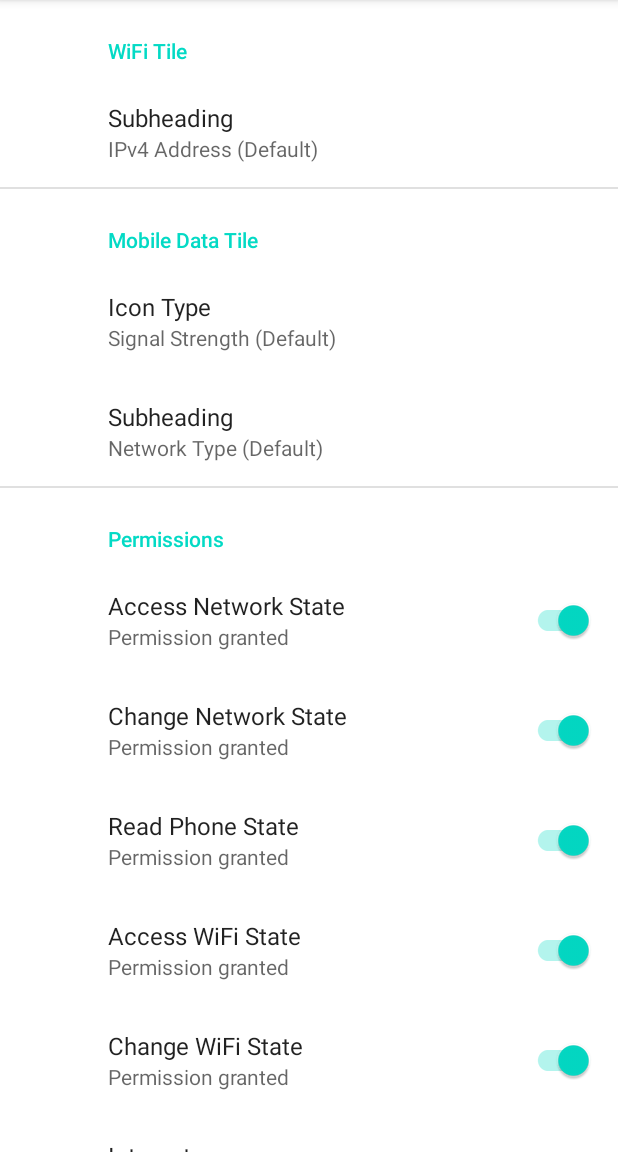
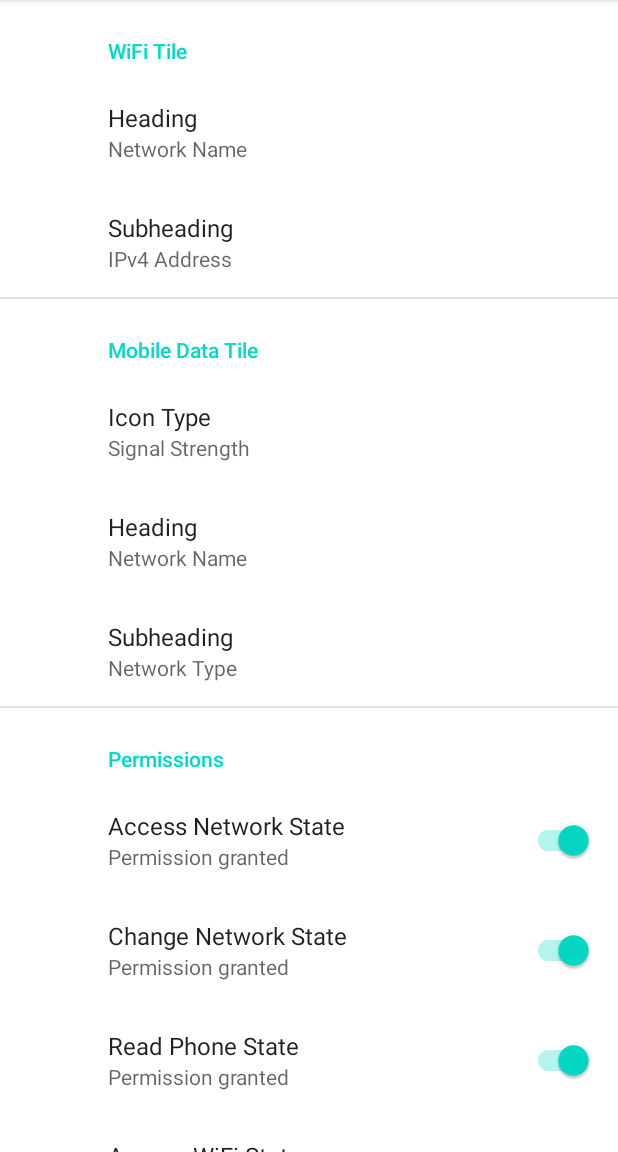
Before and after one commit to a-n-t-i-b-a-r-y-o-n/Cytokinesis, an Android app: the screen it shows after launch (MainActivity), on a phone screen of 412 x 824 dp, the part 84-1236 px from its top. Run offline under Robolectric (Android 15) with nearby library versions, the phone set to English and light mode, and no system bars; our stand-ins replace androidx.preference, navigation-ui.

Commit message:
Add ability to customize tile label/header

```diff
--- a/app/src/main/res/values/arrays.xml
+++ b/app/src/main/res/values/arrays.xml
@@ -1,7 +1,8 @@
 <resources>
-    <!-- WiFi Tile Subheading -->
-    <string-array name="wifi_subheading_entries">
-        <item>IPv4 Address (Default)</item>
+    <!-- WiFi Tile (Sub-)Heading -->
+    <string-array name="wifi_heading_entries">
+        <item>Network Name</item>
+        <item>IPv4 Address</item>
         <item>IPv6 Address</item>
         <item>Link Speed</item>
         <item>Frequency</item>
@@ -9,7 +10,8 @@
         <item>Signal Strength</item>
         <item>Interface Name</item>
     </string-array>
-    <string-array name="wifi_subheading_values">
+    <string-array name="wifi_heading_values">
+        <item>network_name</item>
         <item>ipv4</item>
         <item>ipv6</item>
         <item>speed</item>
@@ -21,7 +23,7 @@
 
     <!-- Mobile Data Tile Icon types -->
     <string-array name="data_icon_type_entries">
-        <item>Signal Strength (Default)</item>
+        <item>Signal Strength</item>
         <item>Arrows</item>
         <item>Network Type</item>
     </string-array>
@@ -30,16 +32,18 @@
         <item>arrows</item>
         <item>network_type</item>
     </string-array>
-    <!-- Mobile Data Tile Subheading -->
-    <string-array name="data_subheading_entries">
-        <item>Network Type (Default)</item>
+    <!-- Mobile Data Tile (Sub-)Heading -->
+    <string-array name="data_heading_entries">
+        <item>Network Name</item>
+        <item>Network Type</item>
         <item>IPv4 Address</item>
         <item>IPv6 Address</item>
         <item>Link Speed (Mbps)</item>
         <item>Link Speed (Kbps)</item>
         <item>Interface Name</item>
     </string-array>
-    <string-array name="data_subheading_values">
+    <string-array name="data_heading_values">
+        <item>network_name</item>
         <item>network_type</item>
         <item>ipv4</item>
         <item>ipv6</item>
--- a/app/src/main/res/values/strings.xml
+++ b/app/src/main/res/values/strings.xml
@@ -27,6 +27,7 @@
     <!-- Settings fragment -->
     <string name="settings_fragment_label">Cytokinesis Settings</string>
     <string name="icon_type_label">Icon Type</string>
+    <string name="heading_label">Heading</string>
     <string name="subheading_label">Subheading</string>
     <!-- Wifi tile settings -->
     <string name="wifi_title_label">WiFi Tile</string>
--- a/app/src/main/res/xml/root_preferences.xml
+++ b/app/src/main/res/xml/root_preferences.xml
@@ -3,10 +3,17 @@
 
     <PreferenceCategory app:title="@string/wifi_title_label">
         <ListPreference
+            app:key="wifi_heading"
+            app:defaultValue="network_name"
+            app:entries="@array/wifi_heading_entries"
+            app:entryValues="@array/wifi_heading_values"
+            app:title="@string/heading_label"
+            app:useSimpleSummaryProvider="true" />
+        <ListPreference
             app:key="wifi_subheading"
             app:defaultValue="ipv4"
-            app:entries="@array/wifi_subheading_entries"
-            app:entryValues="@array/wifi_subheading_values"
+            app:entries="@array/wifi_heading_entries"
+            app:entryValues="@array/wifi_heading_values"
             app:title="@string/subheading_label"
             app:useSimpleSummaryProvider="true" />
     </PreferenceCategory>
@@ -20,10 +27,17 @@
             app:title="@string/icon_type_label"
             app:useSimpleSummaryProvider="true" />
         <ListPreference
+            app:key="data_heading"
+            app:defaultValue="network_name"
+            app:entries="@array/data_heading_entries"
+            app:entryValues="@array/data_heading_values"
+            app:title="@string/heading_label"
+            app:useSimpleSummaryProvider="true" />
+        <ListPreference
             app:key="data_subheading"
             app:defaultValue="network_type"
-            app:entries="@array/data_subheading_entries"
-            app:entryValues="@array/data_subheading_values"
+            app:entries="@array/data_heading_entries"
+            app:entryValues="@array/data_heading_values"
             app:title="@string/subheading_label"
             app:useSimpleSummaryProvider="true" />
     </PreferenceCategory>
```
Also changed, not shown: app/src/main/java/com/hexagonal/cytokinesis/DataTileService.kt (+25 -14 lines), app/src/main/java/com/hexagonal/cytokinesis/WifiTileService.kt (+21 -10 lines).
